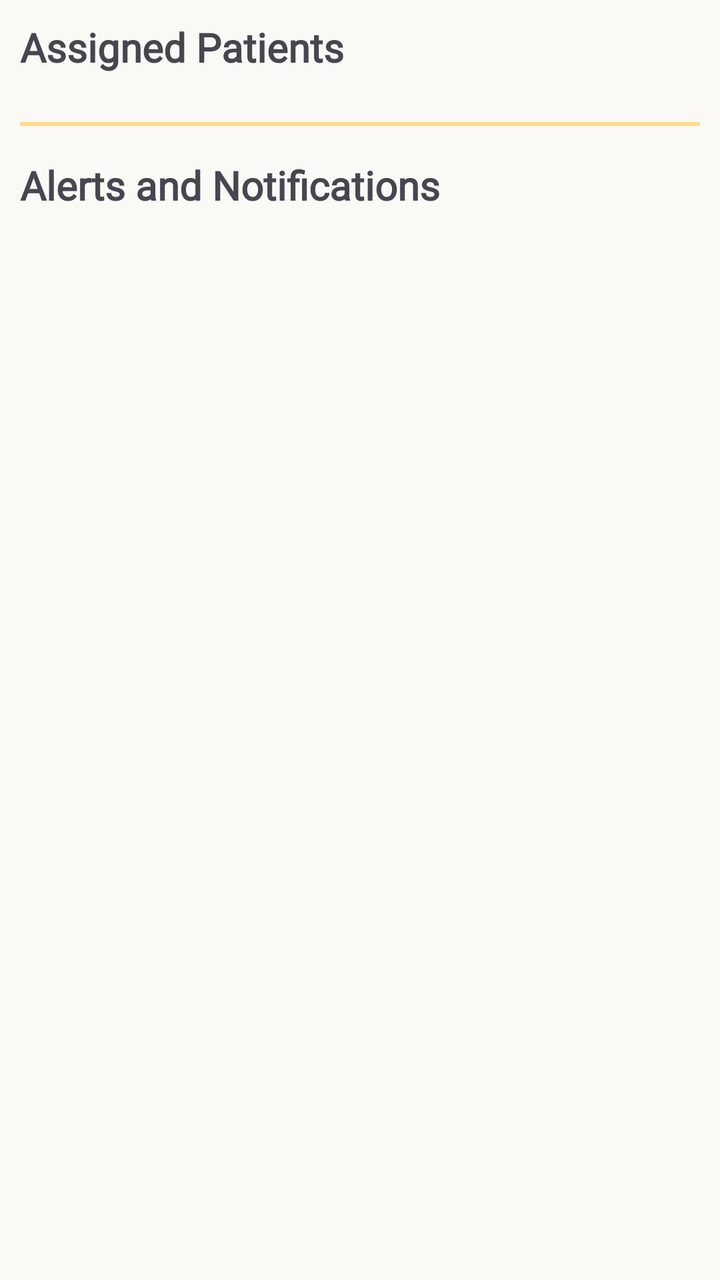
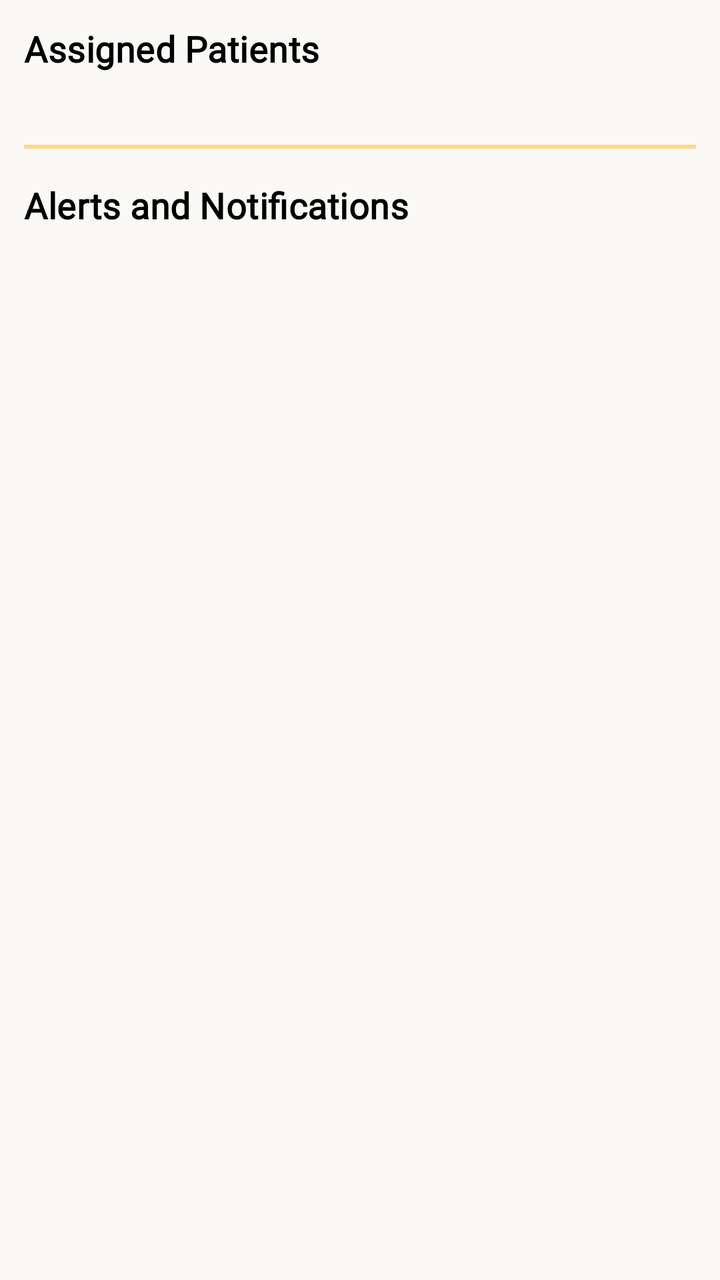

Before-and-after screenshots of an Android layout around one commit, followed by the original layout XML and the change that was made.
<!-- AndroidManifest.xml: application theme Theme.PulseSync -->
<!-- res/layout/fragment_doctor_home.xml -->
<?xml version="1.0" encoding="utf-8"?>
<ScrollView xmlns:android="http://schemas.android.com/apk/res/android"
    android:layout_width="match_parent"
    android:layout_height="match_parent"
    android:background="@color/white_dove"
    android:padding="10dp">

    <LinearLayout
        android:orientation="vertical"
        android:layout_width="match_parent"
        android:layout_height="wrap_content">

        <TextView
            android:text="Assigned Patients"
            android:textStyle="bold"
            android:textSize="20sp"
            android:layout_marginBottom="8dp"
            android:fontFamily="@font/lufga_regular"
            android:layout_width="match_parent"
            android:layout_height="wrap_content" />

        <androidx.recyclerview.widget.RecyclerView
            android:id="@+id/recyclerViewPatients"
            android:layout_width="match_parent"
            android:layout_height="wrap_content"
            android:nestedScrollingEnabled="false" />

        <View
            android:layout_width="match_parent"
            android:layout_height="2dp"
            android:background="@color/primary_yellow"
            android:layout_marginVertical="16dp" />

        <TextView
            android:text="Alerts and Notifications"
            android:textStyle="bold"
            android:textSize="20sp"
            android:fontFamily="@font/lufga_regular"
            android:layout_marginBottom="8dp"
            android:layout_width="match_parent"
            android:layout_height="wrap_content" />

        <androidx.recyclerview.widget.RecyclerView
            android:id="@+id/recyclerViewAlerts"
            android:layout_width="match_parent"
            android:layout_height="wrap_content"
            android:nestedScrollingEnabled="false" />
    </LinearLayout>
</ScrollView>
<!-- resources referenced by this layout -->
<resources>
  <color name="primary_yellow">#ffda89</color>
  <color name="white_dove">#FAF9F6</color>
  <style name="Theme.PulseSync" parent="Base.Theme.PulseSync" />
  <style name="Base.Theme.PulseSync" parent="Theme.Material3.DayNight.NoActionBar">
          
          
      </style>
</resources>

<!-- the commit's change to res/layout/fragment_doctor_home.xml (unified diff, before → after) -->
@@ -1,49 +1,66 @@
 <?xml version="1.0" encoding="utf-8"?>
-<ScrollView xmlns:android="http://schemas.android.com/apk/res/android"
+<androidx.core.widget.NestedScrollView xmlns:android="http://schemas.android.com/apk/res/android"
+    android:id="@+id/scrollView"
     android:layout_width="match_parent"
     android:layout_height="match_parent"
+    android:fillViewport="true"
     android:background="@color/white_dove"
-    android:padding="10dp">
+    android:paddingHorizontal="12dp"
+    android:paddingTop="12dp"
+    android:paddingBottom="8dp">
 
     <LinearLayout
-        android:orientation="vertical"
         android:layout_width="match_parent"
-        android:layout_height="wrap_content">
+        android:layout_height="wrap_content"
+        android:orientation="vertical">
 
         <TextView
+            android:id="@+id/tvAssignedPatientsLabel"
+            android:layout_width="wrap_content"
+            android:layout_height="wrap_content"
             android:text="Assigned Patients"
+            android:textAppearance="@style/TextAppearance.Material3.TitleMedium"
             android:textStyle="bold"
-            android:textSize="20sp"
-            android:layout_marginBottom="8dp"
-            android:fontFamily="@font/lufga_regular"
-            android:layout_width="match_parent"
-            android:layout_height="wrap_content" />
+            android:textSize="18sp"
+            android:fontFamily="@font/inter"
+            android:textColor="@color/black"
+            android:layout_marginBottom="8dp" />
 
         <androidx.recyclerview.widget.RecyclerView
             android:id="@+id/recyclerViewPatients"
             android:layout_width="match_parent"
             android:layout_height="wrap_content"
-            android:nestedScrollingEnabled="false" />
+            android:nestedScrollingEnabled="false"
+            android:layout_marginBottom="16dp"
+            android:clipToPadding="false"
+            android:paddingBottom="4dp" />
 
         <View
             android:layout_width="match_parent"
             android:layout_height="2dp"
             android:background="@color/primary_yellow"
-            android:layout_marginVertical="16dp" />
+            android:layout_marginVertical="8dp" />
 
         <TextView
+            android:id="@+id/tvAlertsLabel"
+            android:layout_width="wrap_content"
+            android:layout_height="wrap_content"
             android:text="Alerts and Notifications"
+            android:textAppearance="@style/TextAppearance.Material3.TitleMedium"
             android:textStyle="bold"
-            android:textSize="20sp"
-            android:fontFamily="@font/lufga_regular"
-            android:layout_marginBottom="8dp"
-            android:layout_width="match_parent"
-            android:layout_height="wrap_content" />
+            android:fontFamily="@font/inter"
+            android:textColor="@color/black"
+            android:textSize="18sp"
+            android:layout_marginTop="8dp"
+            android:layout_marginBottom="8dp" />
 
         <androidx.recyclerview.widget.RecyclerView
             android:id="@+id/recyclerViewAlerts"
             android:layout_width="match_parent"
             android:layout_height="wrap_content"
-            android:nestedScrollingEnabled="false" />
+            android:nestedScrollingEnabled="false"
+            android:clipToPadding="false"
+            android:paddingBottom="4dp" />
+
     </LinearLayout>
-</ScrollView>
+</androidx.core.widget.NestedScrollView>
<!-- resource entries referenced after the edit -->
@@ -1,5 +1,6 @@
 <!-- resources referenced by this layout -->
 <resources>
+  <color name="black">#FF000000</color>
   <color name="primary_yellow">#ffda89</color>
   <color name="white_dove">#FAF9F6</color>
   <style name="Theme.PulseSync" parent="Base.Theme.PulseSync" />
